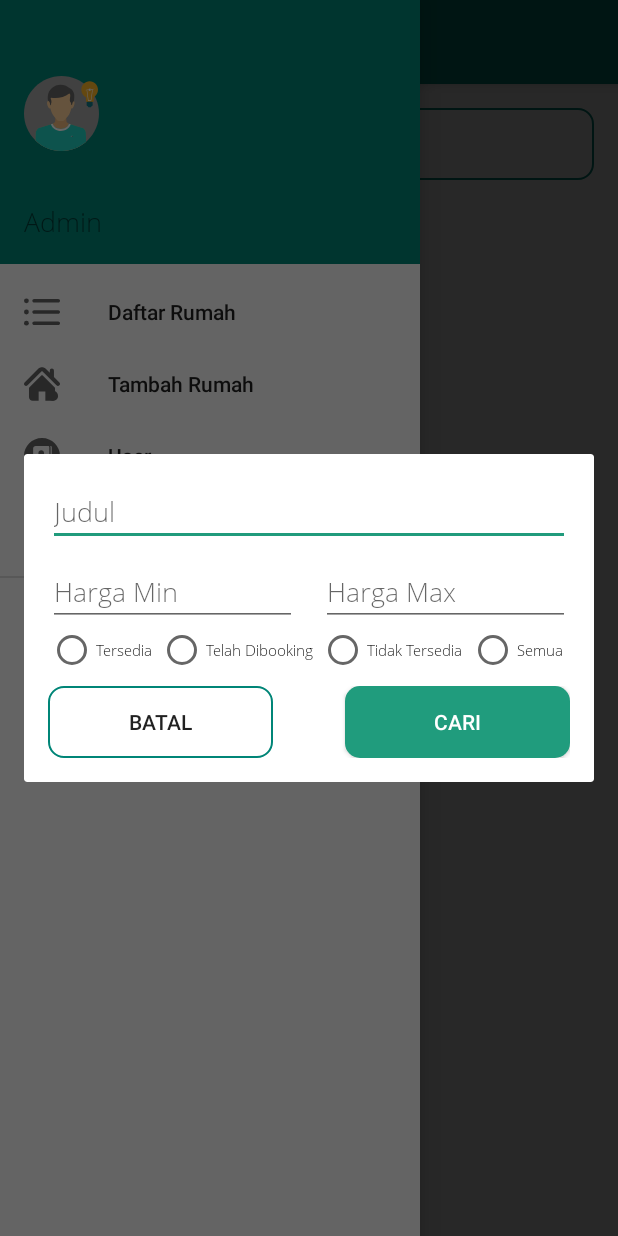
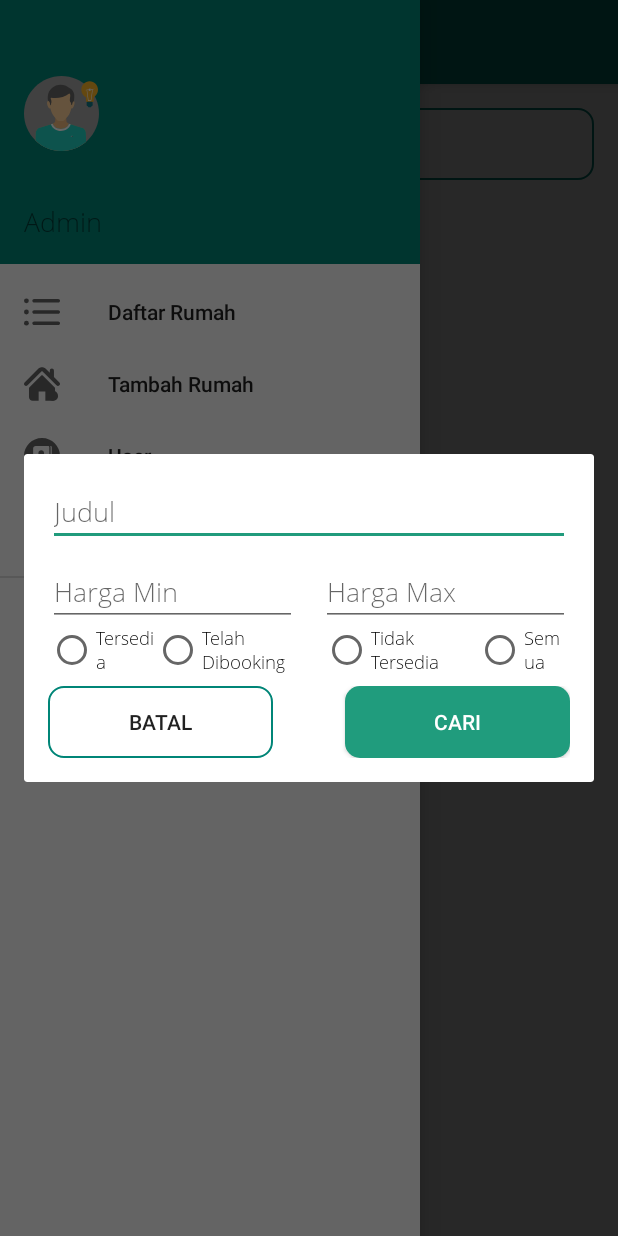
Before and after one commit to fadhilfathi/PTDutaMancaGraha, an Android app: the fragment FilterDialog placed in its activity, with the side drawer open, on a phone screen of 412 x 824 dp. Run offline under Robolectric (Android 15) with nearby library versions, the phone set to English and light mode, and no system bars; our stand-ins replace Firebase (no records; nobody signed in at launch, a user with empty details on screens opened directly), Picasso; libraries missing offline, so code that uses them is left out: com.miguelcatalan.materialsearchview; 1 statement that could not run was skipped.

Commit message:
layout frag 2

```diff
--- a/app/src/main/res/layout/layout_dialog.xml
+++ b/app/src/main/res/layout/layout_dialog.xml
@@ -46,13 +46,15 @@
         android:id="@+id/radiogrup"
         android:orientation="horizontal"
         android:weightSum="4">
+
         <RadioButton
             android:layout_weight="1"
             android:layout_width="wrap_content"
             android:layout_height="wrap_content"
             android:text="Tersedia"
             android:fontFamily="@font/open_sans_light"
-            android:textSize="10sp"
+            android:textSize="12sp"
+
             android:id="@+id/radiotersedia"/>
         <RadioButton
             android:layout_weight="1"
@@ -60,7 +62,7 @@
             android:layout_height="wrap_content"
             android:text="Telah Dibooking"
             android:fontFamily="@font/open_sans_light"
-            android:textSize="10sp"
+            android:textSize="12sp"
             android:id="@+id/radiotelahdibooking"/>
         <RadioButton
             android:layout_weight="1"
@@ -68,7 +70,7 @@
             android:layout_height="wrap_content"
             android:text="Tidak Tersedia"
             android:fontFamily="@font/open_sans_light"
-            android:textSize="10sp"
+            android:textSize="12sp"
             android:id="@+id/radiotidaktersedia"/>
         <RadioButton
             android:layout_weight="1"
@@ -76,7 +78,7 @@
             android:layout_height="wrap_content"
             android:text="Semua"
             android:fontFamily="@font/open_sans_light"
-            android:textSize="10sp"
+            android:textSize="12sp"
             android:id="@+id/radiosemua"/>
 
     </RadioGroup>
```
